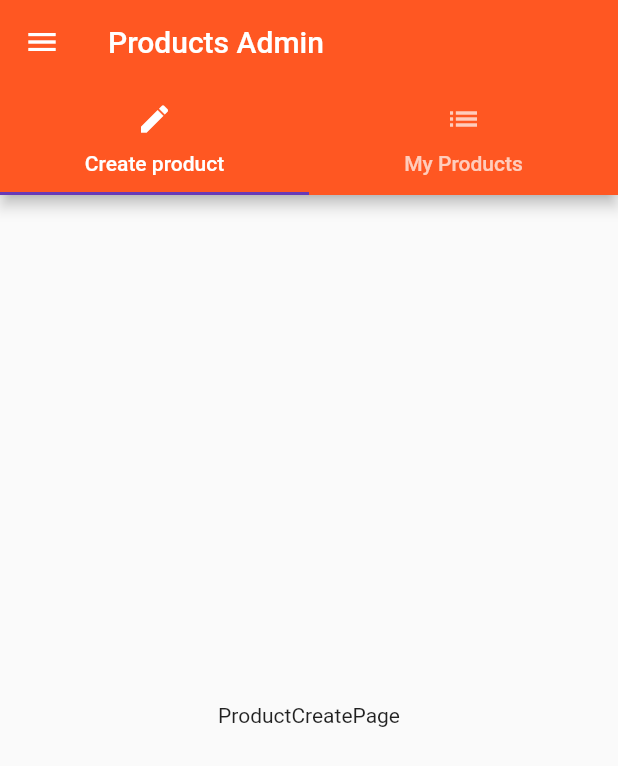
After one commit to arteki65/flutter_learning, a Flutter app: the ProductsAdminPage screen opened by its route, on a phone screen of 412 x 824 dp. The commit adds this screen. Shown: the top 766 px of the screen. Run offline on Flutter 3.47's test engine with Material 2 defaults, Android fonts, the phone set to English and light mode, and no system bars.

Commit message:
after lecture 80

```diff
--- a/lib/main.dart
+++ b/lib/main.dart
@@ -1,10 +1,34 @@
 import 'package:flutter/material.dart';
+import 'package:flutter_course/pages/product.dart';
+import 'package:flutter_course/pages/products.dart';
+import 'package:flutter_course/pages/products_admin.dart';
 
 import './pages/auth.dart';
 
 void main() => runApp(MyApp());
 
-class MyApp extends StatelessWidget {
+class MyApp extends StatefulWidget {
+  @override
+  State<StatefulWidget> createState() {
+    return _MyAppState();
+  }
+}
+
+class _MyAppState extends State<MyApp> {
+  List<Map<String, String>> _products = [];
+
+  void _addProduct(Map<String, String> product) {
+    setState(() {
+      _products.add(product);
+    });
+  }
+
+  void _deleteProduct(int index) {
+    setState(() {
+      _products.removeAt(index);
+    });
+  }
+
   @override
   Widget build(BuildContext context) {
     return MaterialApp(
@@ -12,7 +36,28 @@ class MyApp extends StatelessWidget {
         primarySwatch: Colors.deepOrange,
         accentColor: Colors.deepPurple,
       ),
-      home: AuthPage(),
+      //home: AuthPage(),
+      routes: {
+        '/': (BuildContext context) =>
+            ProductsPage(_products, _addProduct, _deleteProduct),
+        '/admin': (BuildContext context) => ProductsAdminPage(),
+      },
+      onGenerateRoute: (RouteSettings settings) {
+        final List<String> pathElements = settings.name.split('/');
+        if (pathElements[0] != '') {
+          return null;
+        }
+        if (pathElements[1] == 'product') {
+          final int index = int.parse(pathElements[2]);
+          return MaterialPageRoute<bool>(
+            builder: (BuildContext context) => ProductPage(
+                  _products[index]['title'],
+                  _products[index]['image'],
+                ),
+          );
+        }
+        return null;
+      },
     );
   }
 }
--- a/lib/pages/auth.dart
+++ b/lib/pages/auth.dart
@@ -13,11 +13,7 @@ class AuthPage extends StatelessWidget {
         child: RaisedButton(
           child: Text('LOGIN'),
           onPressed: () {
-            Navigator.pushReplacement(
-                context,
-                MaterialPageRoute(
-                  builder: (BuildContext context) => ProductsPage(),
-                ));
+            Navigator.pushReplacementNamed(context, '/');
           },
         ),
       ),
--- /dev/null
+++ b/lib/pages/product_create.dart
@@ -0,0 +1,10 @@
+import 'package:flutter/material.dart';
+
+class ProductCreatePage extends StatelessWidget {
+  @override
+  Widget build(BuildContext context) {
+    return Center(
+      child: Text('ProductCreatePage'),
+    );
+  }
+}
--- a/lib/pages/products.dart
+++ b/lib/pages/products.dart
@@ -2,6 +2,12 @@ import 'package:flutter/material.dart';
 import '../product_manager.dart';
 
 class ProductsPage extends StatelessWidget {
+  final List<Map<String, String>> products;
+  final Function addProduct;
+  final Function deleteProduct;
+
+  const ProductsPage(this.products, this.addProduct, this.deleteProduct);
+
   @override
   Widget build(BuildContext context) {
     return Scaffold(
@@ -14,7 +20,9 @@ class ProductsPage extends StatelessWidget {
             ),
             ListTile(
               title: Text('Manage Products'),
-              onTap: () {},
+              onTap: () {
+                Navigator.pushReplacementNamed(context, '/admin');
+              },
             ),
           ],
         ),
@@ -22,7 +30,7 @@ class ProductsPage extends StatelessWidget {
       appBar: AppBar(
         title: Text('EasyList'),
       ),
-      body: ProductManager(),
+      body: ProductManager(products, addProduct, deleteProduct),
     );
   }
 }
--- /dev/null
+++ b/lib/pages/products_admin.dart
@@ -0,0 +1,52 @@
+import 'package:flutter/material.dart';
+import 'package:flutter_course/pages/product_create.dart';
+import 'package:flutter_course/pages/product_list.dart';
+import 'package:flutter_course/pages/products.dart';
+
+class ProductsAdminPage extends StatelessWidget {
+  @override
+  Widget build(BuildContext context) {
+    return DefaultTabController(
+      length: 2,
+      child: Scaffold(
+        drawer: Drawer(
+          child: Column(
+            children: <Widget>[
+              AppBar(
+                automaticallyImplyLeading: false,
+                title: Text('Choose'),
+              ),
+              ListTile(
+                title: Text('Products'),
+                onTap: () {
+                  Navigator.pushReplacementNamed(context, '/');
+                },
+              ),
+            ],
+          ),
+        ),
+        appBar: AppBar(
+          title: Text('Products Admin'),
+          bottom: TabBar(
+            tabs: <Widget>[
+              Tab(
+                icon: Icon(Icons.create),
+                text: 'Create product',
+              ),
+              Tab(
+                icon: Icon(Icons.list),
+                text: 'My Products',
+              ),
+            ],
+          ),
+        ),
+        body: TabBarView(
+          children: <Widget>[
+            ProductCreatePage(),
+            ProductListPage(),
+          ],
+        ),
+      ),
+    );
+  }
+}
```
Also changed, not shown: lib/pages/product_list.dart (added, +10 -0 lines), lib/product_manager.dart (+7 -34 lines), lib/products.dart (+4 -10 lines).
